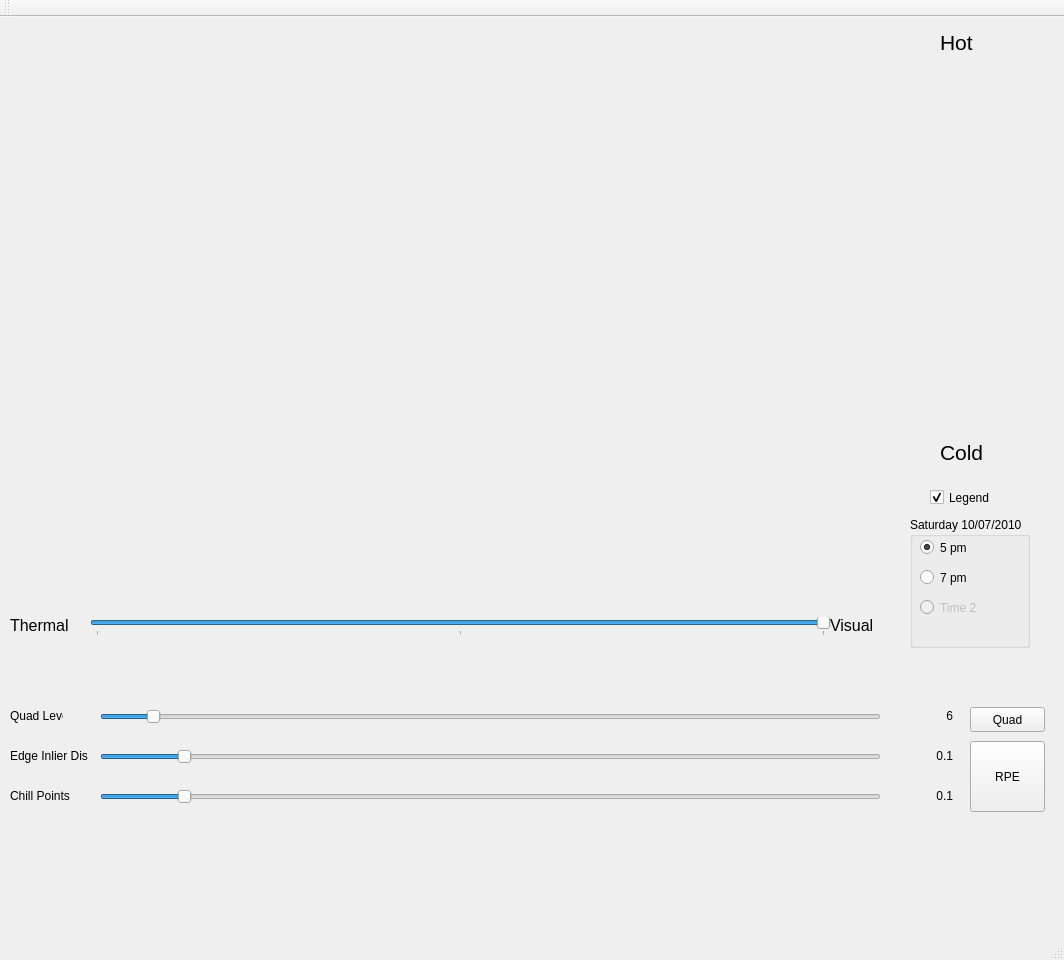
maciejgryka/engd-thermalimaging, file ThermalImaging/ThermalImaging/thermalimaging.ui: the form before one commit.
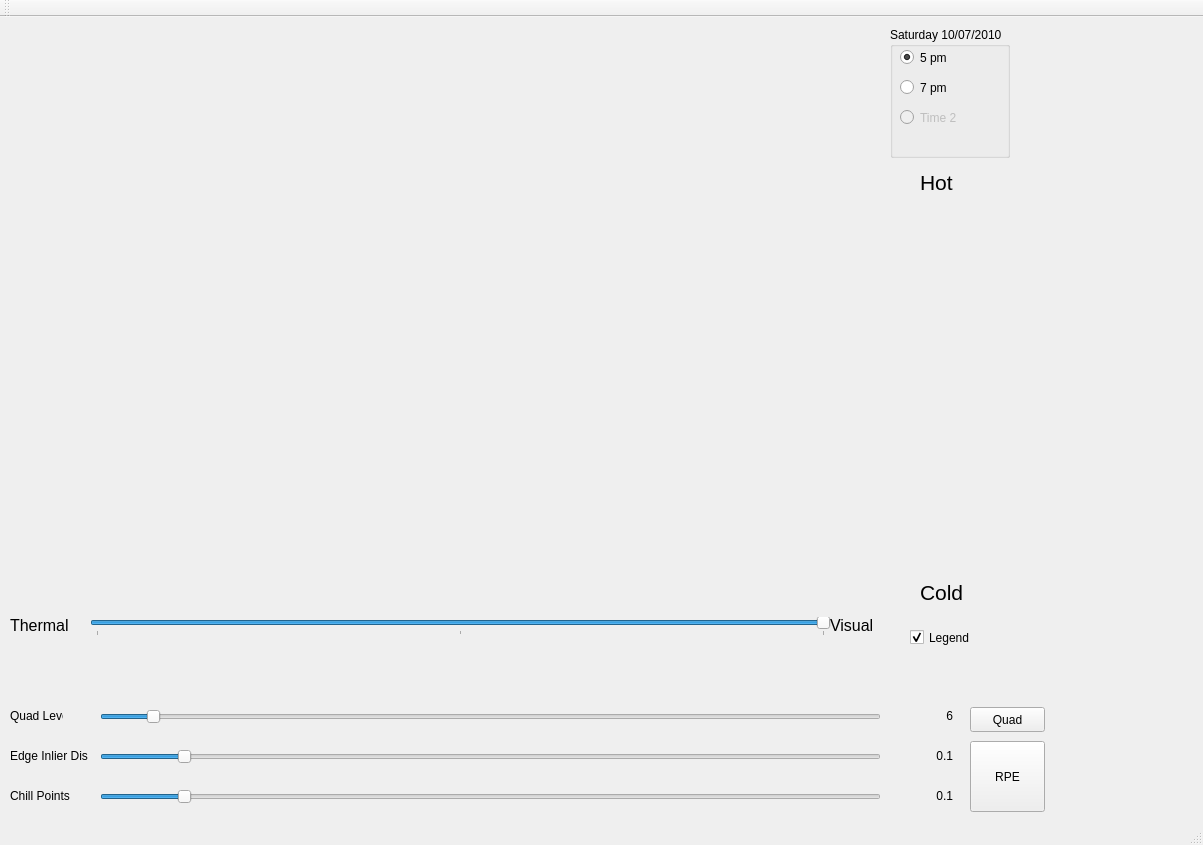
The form after the commit. Custom widgets are drawn as their Qt base class.

Commit message: label instead of gl

Patch:
```diff
--- a/ThermalImaging/ThermalImaging/thermalimaging.ui
+++ b/ThermalImaging/ThermalImaging/thermalimaging.ui
@@ -6,8 +6,8 @@
    <rect>
     <x>0</x>
     <y>0</y>
-    <width>1064</width>
-    <height>960</height>
+    <width>1203</width>
+    <height>845</height>
    </rect>
   </property>
   <property name="sizeIncrement">
@@ -229,8 +229,8 @@
    <widget class="VisibilityLabel" name="hotLabel">
     <property name="geometry">
      <rect>
-      <x>940</x>
-      <y>10</y>
+      <x>920</x>
+      <y>150</y>
       <width>53</width>
       <height>31</height>
      </rect>
@@ -247,8 +247,8 @@
    <widget class="VisibilityLabel" name="coldLabel">
     <property name="geometry">
      <rect>
-      <x>940</x>
-      <y>420</y>
+      <x>920</x>
+      <y>560</y>
       <width>53</width>
       <height>31</height>
      </rect>
@@ -348,8 +348,8 @@
    <widget class="QCheckBox" name="legendCheck">
     <property name="geometry">
      <rect>
-      <x>930</x>
-      <y>470</y>
+      <x>910</x>
+      <y>610</y>
       <width>82</width>
       <height>21</height>
      </rect>
@@ -361,11 +361,11 @@
      <bool>true</bool>
     </property>
    </widget>
-   <widget class="LabelGLWidget" name="labelWidget" native="true">
+   <widget class="QWidget" name="labelWidget" native="true">
     <property name="geometry">
      <rect>
-      <x>940</x>
-      <y>50</y>
+      <x>1070</x>
+      <y>180</y>
       <width>51</width>
       <height>361</height>
      </rect>
@@ -374,8 +374,8 @@
    <widget class="QGroupBox" name="timeBox">
     <property name="geometry">
      <rect>
-      <x>910</x>
-      <y>500</y>
+      <x>890</x>
+      <y>10</y>
       <width>120</width>
       <height>131</height>
      </rect>
@@ -429,6 +429,19 @@
      </property>
     </widget>
    </widget>
+   <widget class="VisibilityLabel" name="legendLabel">
+    <property name="geometry">
+     <rect>
+      <x>920</x>
+      <y>190</y>
+      <width>41</width>
+      <height>361</height>
+     </rect>
+    </property>
+    <property name="text">
+     <string/>
+    </property>
+   </widget>
   </widget>
   <widget class="QToolBar" name="mainToolBar">
    <attribute name="toolBarArea">
@@ -447,12 +460,6 @@
    <extends>QLabel</extends>
    <header>VisibilityLabel.h</header>
   </customwidget>
-  <customwidget>
-   <class>LabelGLWidget</class>
-   <extends>QWidget</extends>
-   <header>labelglwidget.h</header>
-   <container>1</container>
-  </customwidget>
   <customwidget>
    <class>MainGLWidget</class>
    <extends>QWidget</extends>
```
